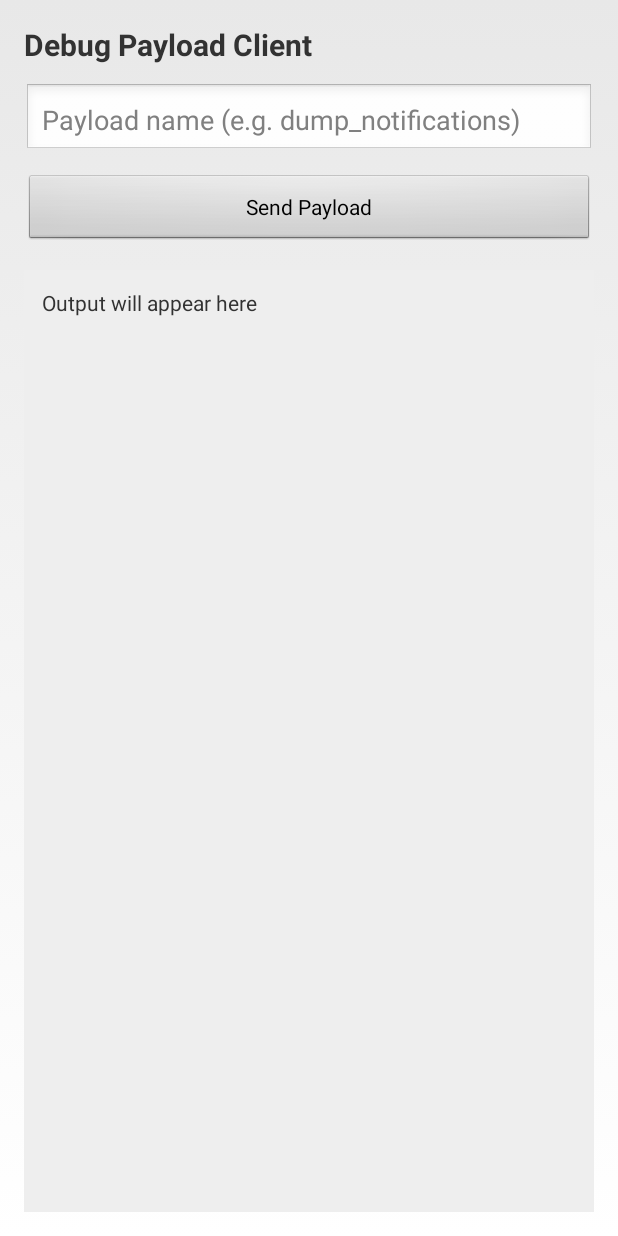
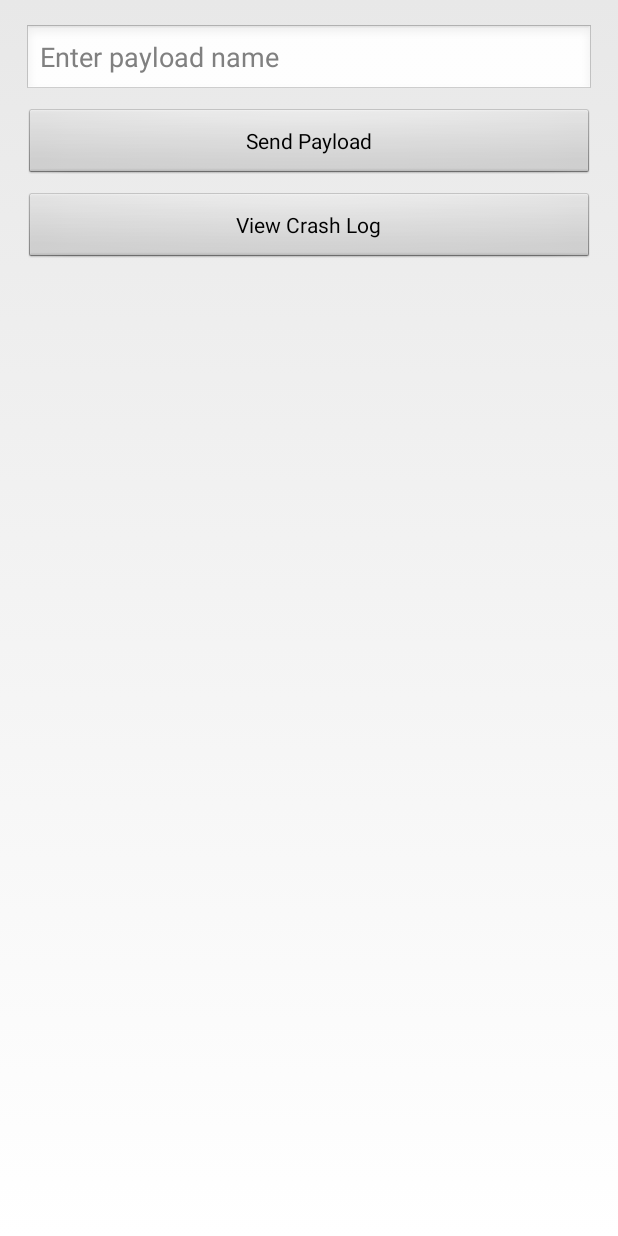
Before and after one commit to jch0029987-glitch/Android-debug-playloads, an Android app: the layout activity_main.xml on its own in the app's theme, with its tools: preview values and no code run, on a phone screen of 412 x 824 dp. Run offline under Robolectric (Android 15) with nearby library versions, the phone set to English and light mode, and no system bars.

Commit message:
Add self-logging MainActivity with crash and payload error logs; no ADB needed

```diff
--- a/android-app/app/src/main/res/layout/activity_main.xml
+++ b/android-app/app/src/main/res/layout/activity_main.xml
@@ -1,43 +1,35 @@
 <?xml version="1.0" encoding="utf-8"?>
 <LinearLayout xmlns:android="http://schemas.android.com/apk/res/android"
+    android:orientation="vertical"
+    android:padding="16dp"
     android:layout_width="match_parent"
-    android:layout_height="match_parent"
-    android:orientation="vertical"
-    android:padding="16dp">
+    android:layout_height="match_parent">
+
+    <EditText
+        android:id="@+id/payloadInput"
+        android:hint="Enter payload name"
+        android:layout_width="match_parent"
+        android:layout_height="wrap_content"/>
+
+    <Button
+        android:id="@+id/sendPayload"
+        android:text="Send Payload"
+        android:layout_width="match_parent"
+        android:layout_height="wrap_content"
+        android:layout_marginTop="8dp"/>
+
+    <Button
+        android:id="@+id/viewCrashLog"
+        android:text="View Crash Log"
+        android:layout_width="match_parent"
+        android:layout_height="wrap_content"
+        android:layout_marginTop="8dp"/>
 
     <TextView
-        android:id="@+id/title"
+        android:id="@+id/outputView"
         android:layout_width="match_parent"
         android:layout_height="wrap_content"
-        android:text="Debug Payload Client"
-        android:textSize="20sp"
-        android:textStyle="bold"
-        android:paddingBottom="12dp" />
-
-    <EditText
-        android:id="@+id/payloadName"
-        android:layout_width="match_parent"
-        android:layout_height="wrap_content"
-        android:hint="Payload name (e.g. dump_notifications)"
-        android:inputType="text"
-        android:padding="12dp" />
-
-    <Button
-        android:id="@+id/sendButton"
-        android:layout_width="match_parent"
-        android:layout_height="wrap_content"
-        android:text="Send Payload"
-        android:layout_marginTop="12dp" />
-
-    <TextView
-        android:id="@+id/output"
-        android:layout_width="match_parent"
-        android:layout_height="0dp"
-        android:layout_weight="1"
+        android:text=""
         android:layout_marginTop="16dp"
-        android:text="Output will appear here"
-        android:textSize="14sp"
-        android:padding="12dp"
-        android:background="#EEEEEE" />
-
+        android:scrollbars="vertical"/>
 </LinearLayout>
```
Also changed, not shown: android-app/app/src/main/java/com/jch/debugclient/MainActivity.kt (+43 -14 lines).
